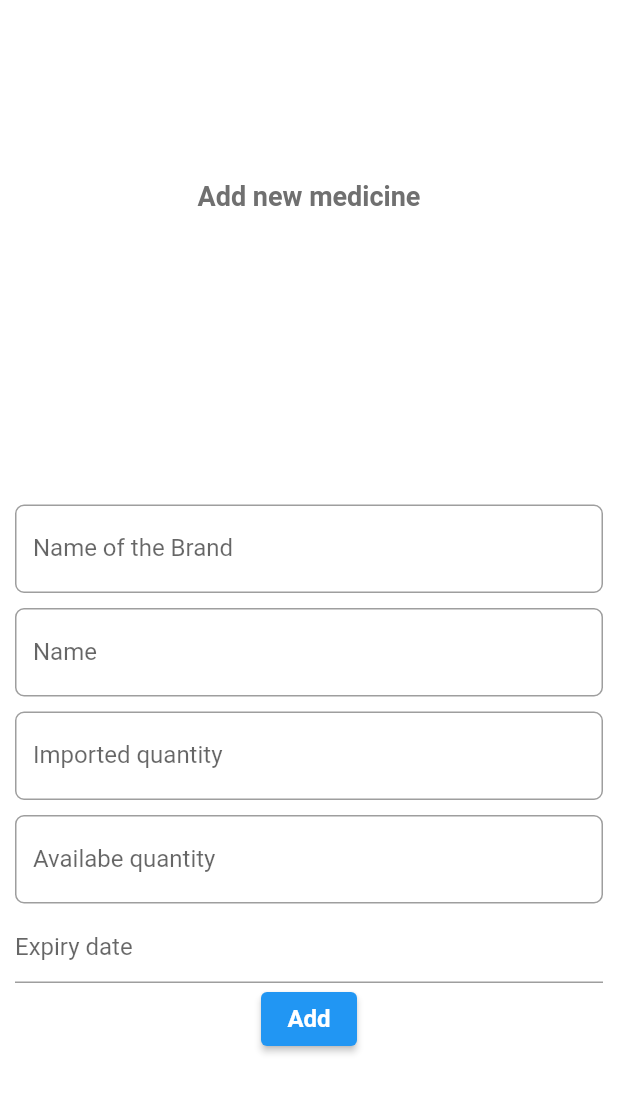
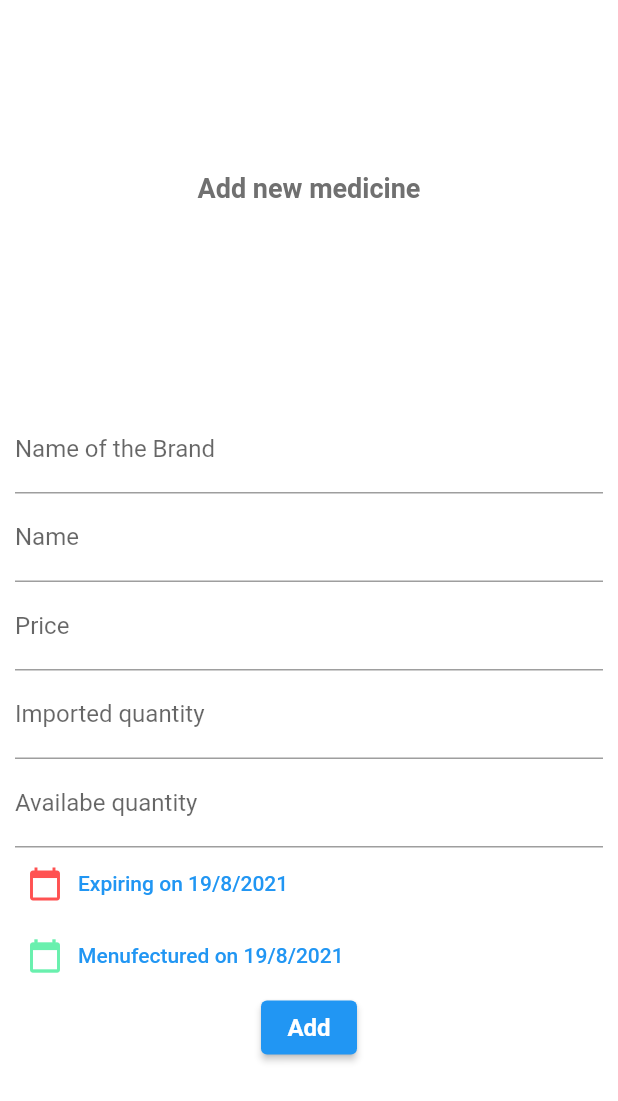
Before and after one commit to Dparmar006/med-box-app, a Flutter app: the AddMedicine screen opened directly, after a tap on "Add", on a phone screen of 412 x 824 dp. Shown: the top 1101 px of the screen. Run offline on Flutter 3.47's test engine with Material 2 defaults, Android fonts, the phone set to English and light mode, and no system bars; network calls fail.

Commit message:
ADDED: Medicines can be added with INPUTS

```diff
--- a/lib/helper/api_manager.dart
+++ b/lib/helper/api_manager.dart
@@ -11,7 +11,6 @@ class ApiManager {
   Future<List<Medicines>> getMedicines() async {
     try {
       var response = await apiClient.get(Uri.parse("${Api.baseUrl}/medicines"));
-      print(response.body);
       if (response.statusCode == 200) {
         List data = json.decode(response.body);
         data.forEach((element) {
@@ -25,13 +24,18 @@ class ApiManager {
     return listMedicines;
   }
 
-  void postMedicine(Map map) async {
+  void postMedicine(map) async {
     try {
-      var response = apiClient.post(Uri.parse("${Api.baseUrl}/medicines"),
-          body: jsonEncode(map));
-      print(response);
+      var response = await apiClient.post(Uri.parse("${Api.baseUrl}/medicines"),
+          body: jsonEncode(map),
+          headers: <String, String>{'Content-Type': 'application/json'});
+      if (response.statusCode == 201) {
+        print(
+          jsonDecode(response.body),
+        );
+      }
     } catch (e) {
-      print(e);
+      print('$e error');
     }
   }
 }
--- a/lib/screens/AddMedicine.dart
+++ b/lib/screens/AddMedicine.dart
@@ -1,6 +1,5 @@
 import 'package:flutter/cupertino.dart';
 import 'package:flutter/material.dart';
-import 'package:flutter/services.dart';
 import 'package:med_box/constants/decoration.dart';
 import 'package:med_box/helper/api_manager.dart';
 import 'package:med_box/widgets/CustomInput.dart';
@@ -13,6 +12,66 @@ class AddMedicine extends StatefulWidget {
 }
 
 class _AddMedicineState extends State<AddMedicine> {
+  void addMedicine() {
+    var values = new Map();
+    values.addAll({
+      'name': name.text,
+      'brandName': brandName.text,
+      'price': price.text,
+      'quantityImported': importedQuantity.text,
+      'quantityAvailabe': availabeQuantity.text,
+      'mfgDate': mfgDate.toString(),
+      'expDate': expDate.toString()
+    });
+    ApiManager().postMedicine(values);
+  }
+
+  final TextEditingController brandName = TextEditingController();
+  final TextEditingController name = TextEditingController();
+  final TextEditingController price = TextEditingController();
+  final TextEditingController importedQuantity = TextEditingController();
+  final TextEditingController availabeQuantity = TextEditingController();
+  DateTime expDate;
+  DateTime mfgDate;
+
+  @override
+  void initState() {
+    expDate = DateTime.now();
+    mfgDate = DateTime.now();
+    super.initState();
+  }
+
+  @override
+  void dispose() {
+    brandName.dispose();
+    name.dispose();
+    importedQuantity.dispose();
+    availabeQuantity.dispose();
+    super.dispose();
+  }
+
+  void setExpDate(DateTime _expDate) async {
+    final DateTime _expDate = await showDatePicker(
+        context: context,
+        initialDate: DateTime.now(),
+        firstDate: DateTime.now(),
+        lastDate: DateTime(2040));
+    setState(() {
+      expDate = _expDate;
+    });
+  }
+
+  void setMfgDate(DateTime _mfgDate) async {
+    final DateTime _mfgDate = await showDatePicker(
+        context: context,
+        initialDate: DateTime.now(),
+        firstDate: DateTime.now(),
+        lastDate: DateTime(2040));
+    setState(() {
+      mfgDate = _mfgDate;
+    });
+  }
+
   @override
   Widget build(BuildContext context) {
     return Scaffold(
@@ -23,38 +82,78 @@ class _AddMedicineState extends State<AddMedicine> {
           mainAxisAlignment: MainAxisAlignment.spaceEvenly,
           children: [
             Container(
-              height: 100,
+              height: 50,
               child: Text(
                 "Add new medicine",
                 style: Constants.headingText,
               ),
             ),
             Column(
-              mainAxisAlignment: MainAxisAlignment.spaceAround,
+              mainAxisAlignment: MainAxisAlignment.spaceBetween,
               children: [
-                CustomInput(
-                  hintText: "Name of the Brand",
-                ),
-                CustomInput(
-                  hintText: "Name",
-                ),
-                CustomInput(
-                  hintText: "Imported quantity",
-                ),
-                CustomInput(
-                  hintText: "Availabe quantity",
+                TextField(
+                  controller: brandName,
+                  decoration: InputDecoration(
+                    labelText: "Name of the Brand",
+                  ),
                 ),
                 TextField(
-                  decoration: InputDecoration(hintText: 'Expiry date'),
-                  onTap: () => showDatePicker(
-                      context: context,
-                      firstDate: DateTime.now(),
-                      lastDate: DateTime(2040),
-                      initialDate: DateTime.now(),
-                      initialEntryMode: DatePickerEntryMode.input),
+                  controller: name,
+                  decoration: InputDecoration(
+                    labelText: "Name",
+                  ),
+                ),
+                TextField(
+                  controller: price,
+                  decoration: InputDecoration(
+                    labelText: "Price",
+                  ),
+                  keyboardType: TextInputType.number,
+                ),
+                TextField(
+                  controller: importedQuantity,
+                  decoration: InputDecoration(
+                    labelText: "Imported quantity",
+                  ),
+                  keyboardType: TextInputType.number,
+                ),
+                TextField(
+                  controller: availabeQuantity,
+                  decoration: InputDecoration(
+                    labelText: "Availabe quantity",
+                  ),
+                  keyboardType: TextInputType.number,
+                ),
+                TextButton(
+                  onPressed: () => setExpDate(expDate),
+                  child: Row(
+                    children: [
+                      Icon(
+                        Icons.calendar_today,
+                        color: Colors.redAccent,
+                      ),
+                      SizedBox(width: 10),
+                      Text(
+                          'Expiring on ${expDate.day}/${expDate.month}/${expDate.year}'),
+                    ],
+                  ),
+                ),
+                TextButton(
+                  onPressed: () => setMfgDate(mfgDate),
+                  child: Row(
+                    children: [
+                      Icon(
+                        Icons.calendar_today,
+                        color: Colors.greenAccent,
+                      ),
+                      SizedBox(width: 10),
+                      Text(
+                          'Menufectured on ${mfgDate.day}/${mfgDate.month}/${mfgDate.year}'),
+                    ],
+                  ),
                 ),
                 ElevatedButton(
-                  onPressed: () => {},
+                  onPressed: () => {addMedicine()},
                   child: Text('Add', style: Constants.ragulerText),
                 )
               ],
@@ -65,9 +164,3 @@ class _AddMedicineState extends State<AddMedicine> {
     );
   }
 }
-
-void addMedicine() {
-  var values = new Map();
-  values.addAll({'name': 'Sample'});
-  ApiManager().postMedicine(values);
-}
--- a/lib/screens/Home.dart
+++ b/lib/screens/Home.dart
@@ -43,6 +43,8 @@ class _HomeState extends State<Home> {
                 },
             label: Icon(Icons.add)),
         body: SafeArea(
+          child: GestureDetector(
+            onTap: () => {print('object')},
             child: Container(
                 padding: EdgeInsets.all(10),
                 child: !_loading
@@ -60,6 +62,7 @@ class _HomeState extends State<Home> {
                     : Center(
                         child: CircularProgressIndicator(),
                       )),
+          ),
         ));
   }
 }
--- a/lib/widgets/CustomInput.dart
+++ b/lib/widgets/CustomInput.dart
@@ -2,6 +2,7 @@ import 'package:flutter/material.dart';
 
 class CustomInput extends StatelessWidget {
   final String hintText;
+
   const CustomInput({Key key, this.hintText}) : super(key: key);
 
   @override
```
Lines whose indentation alone changed are shown as unchanged.
